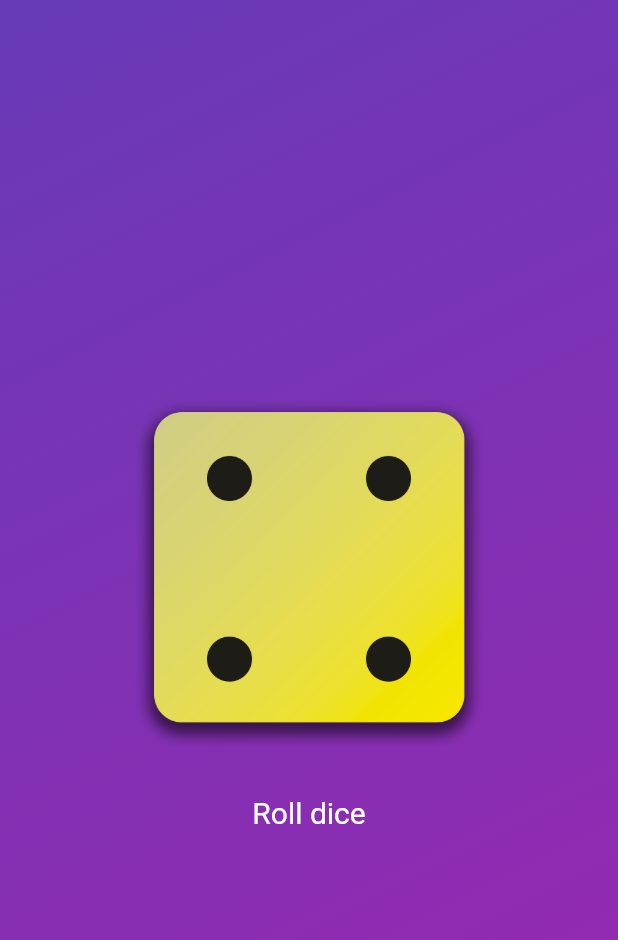
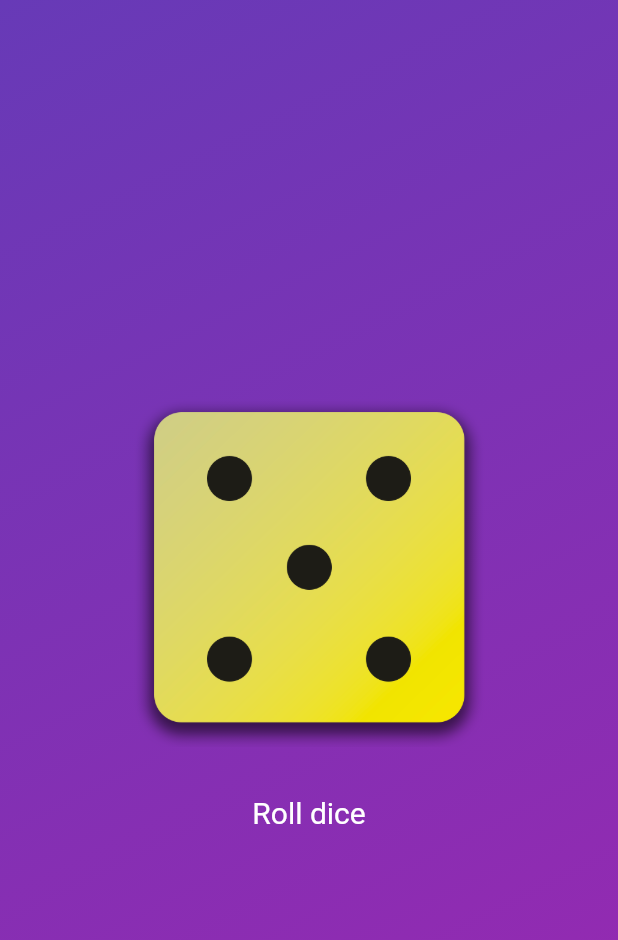
Before and after one commit to M0bileDev/flutter_first_app, a Flutter app: the screen it shows after launch, after a tap on "Roll dice", on a phone screen of 412 x 824 dp. Shown: the top 940 px of the screen. Run offline on Flutter 3.47's test engine with Material 3 defaults, Android fonts, the phone set to English and light mode, and no system bars.

Commit message:
200320251924

```diff
--- a/lib/dice_roller.dart
+++ b/lib/dice_roller.dart
@@ -1,4 +1,7 @@
 import 'package:flutter/material.dart';
+import 'dart:math';
+
+final randomizer = Random();
 
 class DiceRoller extends StatefulWidget {
   const DiceRoller({super.key});
@@ -12,11 +15,12 @@ class DiceRoller extends StatefulWidget {
 //Set private viibility scope to this file, none of other classes
 //have access to this class
 class _DiceRollerState extends State<DiceRoller> {
-  var activeDiceImage = 'assets/images/dice-2.png';
+  var currentDiceRoll = 2;
 
   void onDicePressed() {
+    //re-execute build function with updated class variable
     setState(() {
-      activeDiceImage = 'assets/images/dice-4.png';
+      currentDiceRoll = randomizer.nextInt(6) + 1;
     });
   }
 
@@ -26,7 +30,7 @@ class _DiceRollerState extends State<DiceRoller> {
       mainAxisSize: MainAxisSize.min,
       children: [
         Image.asset(
-          activeDiceImage,
+          'assets/images/dice-$currentDiceRoll.png',
           scale: 2.5,
         ),
         SizedBox(
```
